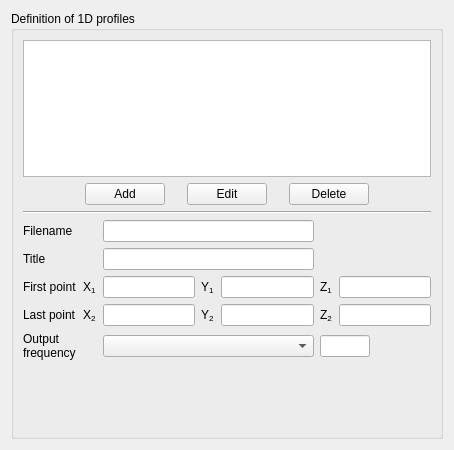
This is gui/Pages/ProfilesForm.ui in code-saturne/code_saturne as Qt 5 draws it before an edit. The edited form follows.
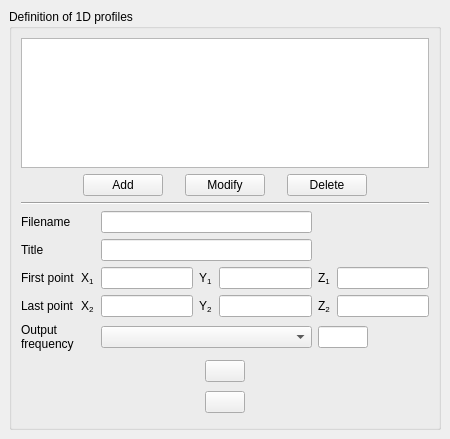
This is the edited form. Icons and pictures are not drawn.

Commit message: Replace the drag'n drop feature in the graphical interface by a more intuitive add/remove mechanism for the profile and time average pages.

```diff
--- a/gui/Pages/ProfilesForm.ui
+++ b/gui/Pages/ProfilesForm.ui
@@ -6,125 +6,131 @@
     <x>0</x>
     <y>0</y>
     <width>450</width>
-    <height>450</height>
+    <height>439</height>
    </rect>
   </property>
   <property name="windowTitle" >
    <string>Form</string>
   </property>
-  <layout class="QVBoxLayout" name="verticalLayout_2" >
-   <item>
+  <layout class="QGridLayout" >
+   <property name="margin" >
+    <number>9</number>
+   </property>
+   <property name="spacing" >
+    <number>6</number>
+   </property>
+   <item row="0" column="0" >
     <widget class="QGroupBox" name="groupBox" >
      <property name="title" >
       <string>Definition of 1D profiles</string>
      </property>
-     <layout class="QVBoxLayout" name="verticalLayout" >
-      <item>
-       <widget class="QTreeView" name="treeViewProfile" >
-        <property name="indentation" >
-         <number>0</number>
+     <layout class="QGridLayout" >
+      <property name="margin" >
+       <number>9</number>
+      </property>
+      <property name="spacing" >
+       <number>6</number>
+      </property>
+      <item row="4" column="0" >
+       <spacer>
+        <property name="orientation" >
+         <enum>Qt::Horizontal</enum>
         </property>
-        <property name="rootIsDecorated" >
-         <bool>false</bool>
+        <property name="sizeHint" >
+         <size>
+          <width>16</width>
+          <height>61</height>
+         </size>
         </property>
-       </widget>
+       </spacer>
       </item>
-      <item>
+      <item row="4" column="1" >
        <layout class="QHBoxLayout" >
+        <property name="margin" >
+         <number>0</number>
+        </property>
+        <property name="spacing" >
+         <number>6</number>
+        </property>
         <item>
-         <spacer>
-          <property name="orientation" >
-           <enum>Qt::Horizontal</enum>
-          </property>
-          <property name="sizeHint" stdset="0" >
+         <widget class="QWidget" native="1" name="widgetDrag" >
+          <property name="minimumSize" >
            <size>
-            <width>20</width>
-            <height>21</height>
+            <width>50</width>
+            <height>0</height>
            </size>
           </property>
-         </spacer>
+         </widget>
         </item>
         <item>
-         <layout class="QHBoxLayout" >
+         <layout class="QVBoxLayout" >
+          <property name="margin" >
+           <number>0</number>
+          </property>
+          <property name="spacing" >
+           <number>6</number>
+          </property>
           <item>
-           <widget class="QPushButton" name="pushButtonAdd" >
+           <widget class="QPushButton" name="pushButtonAddVar" >
             <property name="text" >
-             <string>Add</string>
+             <string/>
             </property>
-           </widget>
-          </item>
-          <item>
-           <spacer>
-            <property name="orientation" >
-             <enum>Qt::Horizontal</enum>
+            <property name="icon" >
+             <iconset resource="resources_pages.qrc" >:/new/prefix1/icons/32x32/go-next.png</iconset>
             </property>
-            <property name="sizeHint" stdset="0" >
-             <size>
-              <width>16</width>
-              <height>16</height>
-             </size>
-            </property>
-           </spacer>
-          </item>
-          <item>
-           <widget class="QPushButton" name="pushButtonEdit" >
-            <property name="text" >
-             <string>Edit</string>
-            </property>
            </widget>
           </item>
           <item>
-           <spacer>
-            <property name="orientation" >
-             <enum>Qt::Horizontal</enum>
-            </property>
-            <property name="sizeHint" stdset="0" >
-             <size>
-              <width>16</width>
-              <height>16</height>
-             </size>
-            </property>
-           </spacer>
-          </item>
-          <item>
-           <widget class="QPushButton" name="pushButtonDelete" >
+           <widget class="QPushButton" name="pushButtonSuppressVar" >
             <property name="text" >
-             <string>Delete</string>
+             <string/>
+            </property>
+            <property name="icon" >
+             <iconset resource="resources_pages.qrc" >:/new/prefix1/icons/32x32/go-previous.png</iconset>
             </property>
            </widget>
           </item>
          </layout>
         </item>
         <item>
-         <spacer>
-          <property name="orientation" >
-           <enum>Qt::Horizontal</enum>
-          </property>
-          <property name="sizeHint" stdset="0" >
+         <widget class="QWidget" native="1" name="widgetDrop" >
+          <property name="minimumSize" >
            <size>
-            <width>16</width>
-            <height>16</height>
+            <width>50</width>
+            <height>0</height>
            </size>
           </property>
-         </spacer>
+         </widget>
         </item>
        </layout>
       </item>
-      <item>
-       <widget class="Line" name="line" >
+      <item row="4" column="2" >
+       <spacer>
         <property name="orientation" >
          <enum>Qt::Horizontal</enum>
         </property>
-       </widget>
+        <property name="sizeHint" >
+         <size>
+          <width>16</width>
+          <height>61</height>
+         </size>
+        </property>
+       </spacer>
       </item>
-      <item>
-       <layout class="QHBoxLayout" name="horizontalLayout" >
+      <item row="3" column="0" colspan="3" >
+       <layout class="QHBoxLayout" >
+        <property name="margin" >
+         <number>0</number>
+        </property>
+        <property name="spacing" >
+         <number>6</number>
+        </property>
         <item>
          <spacer>
           <property name="orientation" >
            <enum>Qt::Horizontal</enum>
           </property>
-          <property name="sizeHint" stdset="0" >
+          <property name="sizeHint" >
            <size>
             <width>13</width>
             <height>13</height>
@@ -133,7 +139,13 @@
          </spacer>
         </item>
         <item>
-         <layout class="QGridLayout" name="gridLayout" >
+         <layout class="QGridLayout" >
+          <property name="margin" >
+           <number>0</number>
+          </property>
+          <property name="spacing" >
+           <number>6</number>
+          </property>
           <item row="0" column="0" colspan="2" >
            <widget class="QLabel" name="labelBaseName" >
             <property name="text" >
@@ -256,7 +268,7 @@
           <property name="orientation" >
            <enum>Qt::Horizontal</enum>
           </property>
-          <property name="sizeHint" stdset="0" >
+          <property name="sizeHint" >
            <size>
             <width>17</width>
             <height>18</height>
@@ -266,44 +278,66 @@
         </item>
        </layout>
       </item>
-      <item>
+      <item row="2" column="0" colspan="3" >
+       <widget class="Line" name="line" >
+        <property name="orientation" >
+         <enum>Qt::Horizontal</enum>
+        </property>
+       </widget>
+      </item>
+      <item row="1" column="0" colspan="3" >
        <layout class="QHBoxLayout" >
+        <property name="margin" >
+         <number>0</number>
+        </property>
+        <property name="spacing" >
+         <number>6</number>
+        </property>
         <item>
          <spacer>
           <property name="orientation" >
            <enum>Qt::Horizontal</enum>
           </property>
-          <property name="sizeHint" stdset="0" >
+          <property name="sizeHint" >
            <size>
-            <width>16</width>
-            <height>61</height>
+            <width>20</width>
+            <height>21</height>
            </size>
           </property>
          </spacer>
         </item>
         <item>
          <layout class="QHBoxLayout" >
+          <property name="margin" >
+           <number>0</number>
+          </property>
+          <property name="spacing" >
+           <number>6</number>
+          </property>
           <item>
-           <widget class="QWidget" native="1" name="widgetDrag" >
-            <property name="minimumSize" >
-             <size>
-              <width>50</width>
-              <height>0</height>
-             </size>
+           <widget class="QPushButton" name="pushButtonAdd" >
+            <property name="text" >
+             <string>Add</string>
             </property>
            </widget>
           </item>
           <item>
-           <widget class="QLabel" name="label_2" >
-            <property name="font" >
-             <font>
-              <pointsize>20</pointsize>
-              <weight>75</weight>
-              <bold>true</bold>
-             </font>
+           <spacer>
+            <property name="orientation" >
+             <enum>Qt::Horizontal</enum>
             </property>
+            <property name="sizeHint" >
+             <size>
+              <width>16</width>
+              <height>16</height>
+             </size>
+            </property>
+           </spacer>
+          </item>
+          <item>
+           <widget class="QPushButton" name="pushButtonEdit" >
             <property name="text" >
-             <string/>
+             <string>Modify</string>
             </property>
             <property name="pixmap" >
              <pixmap resource="resources_pages.qrc" >:/new/prefix1/icons/32x32/go-next.png</pixmap>
@@ -311,12 +345,22 @@
            </widget>
           </item>
           <item>
-           <widget class="QWidget" native="1" name="widgetDrop" >
-            <property name="minimumSize" >
+           <spacer>
+            <property name="orientation" >
+             <enum>Qt::Horizontal</enum>
+            </property>
+            <property name="sizeHint" >
              <size>
-              <width>50</width>
-              <height>0</height>
+              <width>16</width>
+              <height>16</height>
              </size>
+            </property>
+           </spacer>
+          </item>
+          <item>
+           <widget class="QPushButton" name="pushButtonDelete" >
+            <property name="text" >
+             <string>Delete</string>
             </property>
            </widget>
           </item>
@@ -327,20 +371,30 @@
           <property name="orientation" >
            <enum>Qt::Horizontal</enum>
           </property>
-          <property name="sizeHint" stdset="0" >
+          <property name="sizeHint" >
            <size>
             <width>16</width>
-            <height>61</height>
+            <height>16</height>
            </size>
           </property>
          </spacer>
         </item>
        </layout>
       </item>
+      <item row="0" column="0" colspan="3" >
+       <widget class="QTreeView" name="treeViewProfile" >
+        <property name="indentation" >
+         <number>0</number>
+        </property>
+        <property name="rootIsDecorated" >
+         <bool>false</bool>
+        </property>
+       </widget>
+      </item>
      </layout>
     </widget>
    </item>
-   <item>
+   <item row="1" column="0" >
     <spacer>
      <property name="orientation" >
       <enum>Qt::Vertical</enum>
```
Left out of the diff: 5 changed lines with no effect on the pictures. The commit also changes 5 other files.
